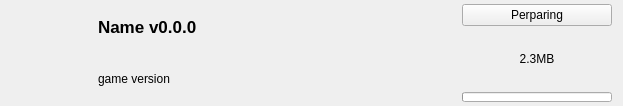
The window that src/ui/optifine/optifinemoditemwidget.ui (kaniol-lck/modmanager) describes before a commit, drawn with Qt 5.
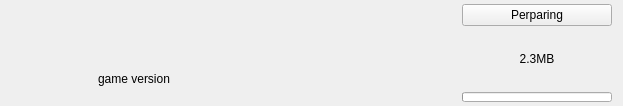
The same window after the commit. Icons and pictures are not drawn.

```diff
--- a/src/ui/optifine/optifinemoditemwidget.ui
+++ b/src/ui/optifine/optifinemoditemwidget.ui
@@ -56,19 +56,6 @@
        <verstretch>0</verstretch>
       </sizepolicy>
      </property>
-     <property name="font">
-      <font>
-       <pointsize>13</pointsize>
-       <weight>75</weight>
-       <bold>true</bold>
-      </font>
-     </property>
-     <property name="toolTip">
-      <string notr="true"/>
-     </property>
-     <property name="text">
-      <string notr="true">Name v0.0.0</string>
-     </property>
     </widget>
    </item>
    <item row="0" column="2" rowspan="2">
```
